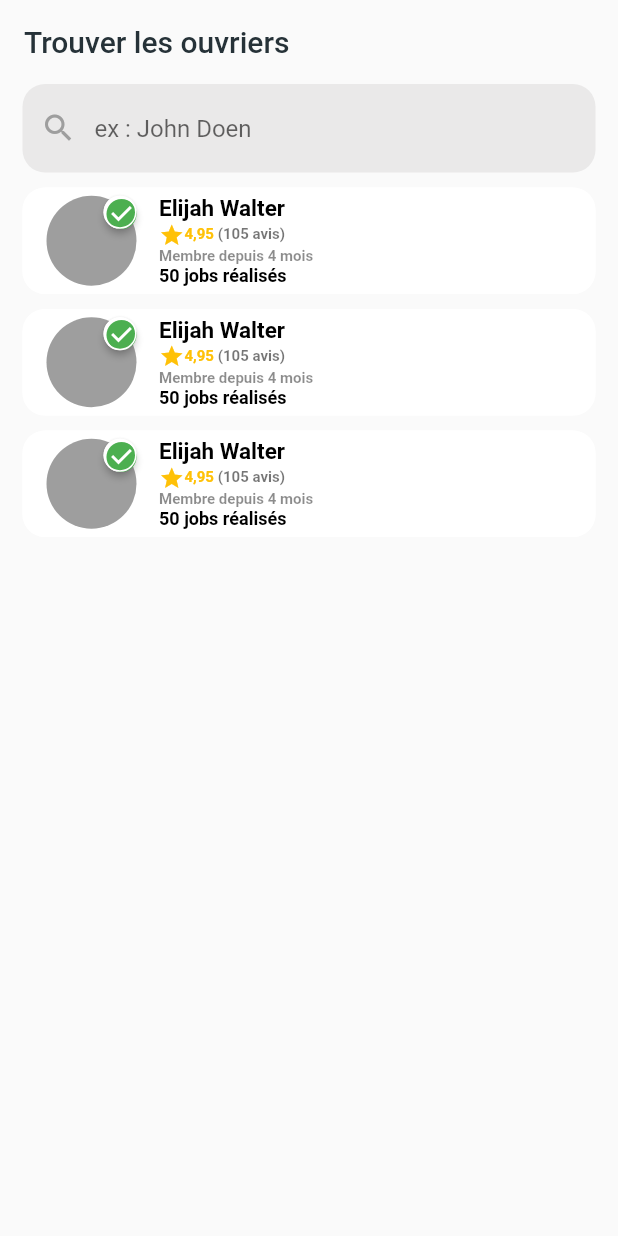
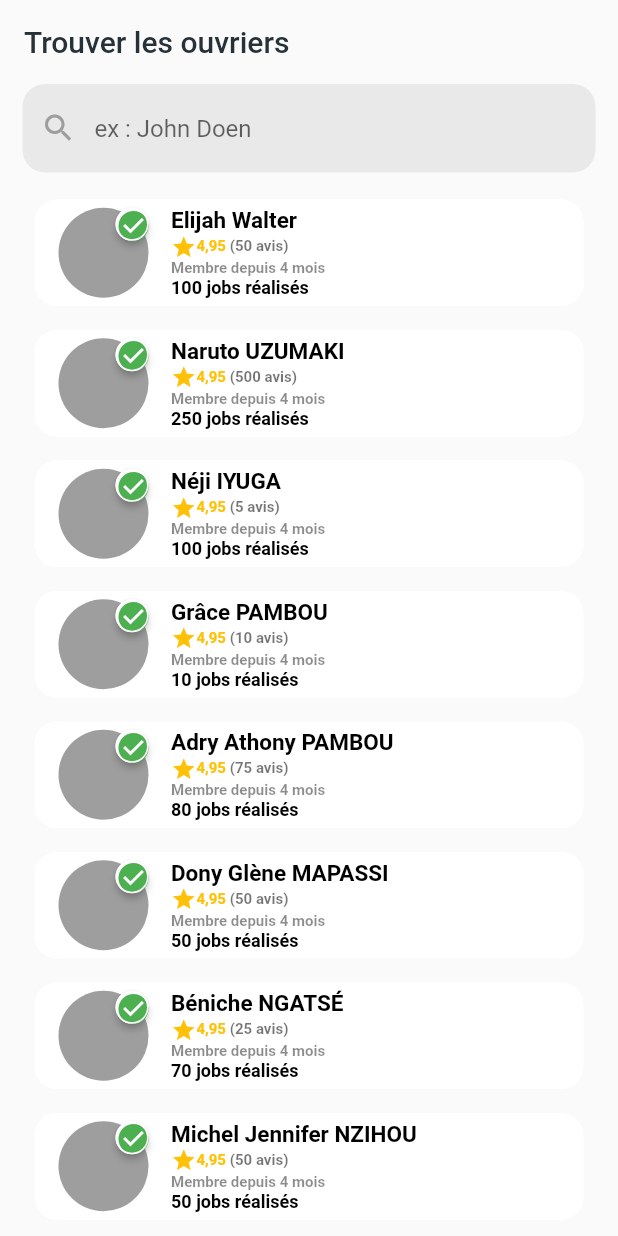
Before and after one commit to gloirebeniche/oppuss, a Flutter app: the SearchWorkerView screen opened directly, on a phone screen of 412 x 824 dp. Run offline on Flutter 3.47's test engine with Material 2 defaults, Android fonts, the phone set to English and light mode, and no system bars; our stand-ins replace flutter_svg, go_router, google_fonts, pinput.

Commit message:
MAJ de l'interface de recherche des ouviers Cette fois ci on peut rechercher les ouvriers dans une liste et on obtien le resutat

```diff
--- /dev/null
+++ b/lib/models/worker.dart
@@ -0,0 +1,14 @@
+class ProfileWorkerModel{
+  String name;
+  String firstname;
+  int avis;
+  int jobs;
+
+  ProfileWorkerModel({
+    required this.name,
+    required this.firstname,
+    required this.avis,
+    required this.jobs
+  });
+
+}
--- a/lib/particulars/search_worker_view.dart
+++ b/lib/particulars/search_worker_view.dart
@@ -1,6 +1,7 @@
 // ignore_for_file: camel_case_types
 
 import 'package:flutter/material.dart';
+import 'package:oppuss/models/worker.dart';
 import 'package:oppuss/utils/theme.dart';
 class SearchWorkerView extends StatefulWidget {
   const SearchWorkerView({super.key});
@@ -12,22 +13,29 @@ class SearchWorkerView extends StatefulWidget {
 
 class _SearchWorkerViewState extends State<SearchWorkerView> {
   //create a dummy list
-  // static List<MovieModel> main_movies = [
-  //   MovieModel("Original", 2020, 9.0),
-  //   MovieModel("Baby boss", 2010, 9.0),
-  //   MovieModel("Dark Matter", 2009, 8.0),
-  // ];
+  static List<ProfileWorkerModel> workers = [
+    ProfileWorkerModel(name: "Walter", firstname: "Elijah", avis: 50, jobs: 100),
+    ProfileWorkerModel(name: "UZUMAKI", firstname: "Naruto", avis: 500, jobs: 250),
+    ProfileWorkerModel(name: "IYUGA", firstname: "Néji", avis: 5, jobs: 100),
+    ProfileWorkerModel(name: "PAMBOU", firstname: "Grâce", avis: 10, jobs: 10),
+    ProfileWorkerModel(name: "PAMBOU", firstname: "Adry Athony", avis: 75, jobs: 80),
+    ProfileWorkerModel(name: "MAPASSI", firstname: "Dony Glène", avis: 50, jobs: 50),
+    ProfileWorkerModel(name: "NGATSÉ", firstname: "Béniche", avis: 25, jobs: 70),
+    ProfileWorkerModel(name: "NZIHOU", firstname: "Michel Jennifer", avis: 50, jobs: 50),
+  ];
 
-  // List<MovieModel> display_list = List.from(main_movies);
+  List<ProfileWorkerModel> display_list = List.from(workers);
 
 
-  // void updateList(String value){
-  //   //this is the function that filter our liste
-  //   setState(() {
-  //     display_list = main_movies.where((element) => element.movie_title!.toLowerCase().contains(value.toLowerCase())).toList();
-
-  //   });
-  // }
+  void updateList(String value){
+    //this is the function that filter our liste
+    setState(() {
+      display_list = workers.where(
+        (element) => element.firstname.toLowerCase().contains(value.toLowerCase())?
+        element.firstname.toLowerCase().contains(value.toLowerCase())
+        :element.name.toLowerCase().contains(value.toLowerCase())).toList();
+    });
+  }
   @override
   Widget build(BuildContext context) {
     return Scaffold(
@@ -44,6 +52,7 @@ class _SearchWorkerViewState extends State<SearchWorkerView> {
           crossAxisAlignment: CrossAxisAlignment.start,
           children: [
               TextField(
+                onChanged: (value) => updateList(value),
                 style: const TextStyle(color: Colors.black),
                 decoration: InputDecoration(
                   filled: true,
@@ -60,11 +69,42 @@ class _SearchWorkerViewState extends State<SearchWorkerView> {
               const SizedBox(
                 height: 10.0,
               ),
-              ListView(
-                shrinkWrap: true,
-                scrollDirection: Axis.vertical,
-                children: [
-                  MaterialButton(
+              Expanded(
+                child: display_list.isEmpty ?
+                const Center(
+                  child: Text("Aucun ouvrier ne correspond "),
+                )
+                :ListView.builder(
+                  itemCount: display_list.length,
+                  itemBuilder: (context, index) => Padding(
+                    padding: const EdgeInsets.all(8.0),
+                    child: MaterialButton(
+                      onPressed: (){},
+                      shape: RoundedRectangleBorder(
+                        borderRadius: BorderRadius.circular(15),
+                        side: const BorderSide(color: Colors.white)
+                      ),
+                      elevation: 0,
+                      color: Colors.white,
+                      child: profile_card_view(
+                        fullname: "${display_list[index].firstname} ${display_list[index].name}",
+                        avis: display_list[index].avis,
+                        jobs: display_list[index].jobs,
+                      ),
+                    ),
+                  ),
+                ),
+              ),
+          ],
+        ),
+      ),
+    );
+  }
+}
+
+/**
+ *
+ * MaterialButton(
                     onPressed: (){},
                     shape: RoundedRectangleBorder(
                       borderRadius: BorderRadius.circular(15),
@@ -74,43 +114,15 @@ class _SearchWorkerViewState extends State<SearchWorkerView> {
                     color: Colors.white,
                     child: const profile_card_view(),
                   ),
-                  const SizedBox( height: 10.0, ),
-                  MaterialButton(
-                    onPressed: (){},
-                    shape: RoundedRectangleBorder(
-                      borderRadius: BorderRadius.circular(15),
-                      side: const BorderSide(color: Colors.white)
-                    ),
-                    elevation: 0,
-                    color: Colors.white,
-                    child: const profile_card_view(),
-                  ),
-                  const SizedBox( height: 10.0, ),
-                  MaterialButton(
-                    onPressed: (){},
-                    shape: RoundedRectangleBorder(
-                      borderRadius: BorderRadius.circular(15),
-                      side: const BorderSide(color: Colors.white)
-                    ),
-                    elevation: 0,
-                    color: Colors.white,
-                    child: const profile_card_view(),
-                  ),
-                ],
-              )
-          ],
-        ),
-      ),
-    );
-  }
-}
-
+ */
 
 class profile_card_view extends StatelessWidget {
   const profile_card_view({
-    Key? key,
+    Key? key, required this.fullname, required this.avis, required this.jobs,
   }) : super(key: key);
-
+  final String fullname;
+  final int avis;
+  final int jobs;
   @override
   Widget build(BuildContext context) {
     return Center(
@@ -149,10 +161,10 @@ class profile_card_view extends StatelessWidget {
             child: Column(
               crossAxisAlignment: CrossAxisAlignment.start,
               children: [
-                const Padding(
-                  padding: EdgeInsets.only(right: 5),
-                  child: Text("Elijah Walter",
-                    style: TextStyle(
+                Padding(
+                  padding: const EdgeInsets.only(right: 5),
+                  child: Text(fullname,
+                    style: const TextStyle(
                       fontSize: 15,
                       fontWeight: FontWeight.bold,
                       color: Colors.black),
@@ -160,16 +172,16 @@ class profile_card_view extends StatelessWidget {
                 ),
                 Row(
                   mainAxisAlignment: MainAxisAlignment.center,
-                  children: const [
-                    Icon(Icons.star, color: Colors.amber, size: 17,),
-                    Text("4,95",
+                  children: [
+                    const Icon(Icons.star, color: Colors.amber, size: 17,),
+                    const Text("4,95",
                       style: TextStyle(
                         fontSize: 10,
                         fontWeight: FontWeight.bold,
                         color: Colors.amber),
                     ),
-                    Text(" (105 avis)",
-                      style: TextStyle(
+                    Text(" ($avis avis)",
+                      style: const TextStyle(
                         fontSize: 10,
                         fontWeight: FontWeight.bold,
                         color: Colors.black54),
@@ -182,8 +194,8 @@ class profile_card_view extends StatelessWidget {
                       fontWeight: FontWeight.bold,
                       color: Colors.black45),
                 ),
-                const Text("50 jobs réalisés",
-                    style: TextStyle(
+                Text("$jobs jobs réalisés",
+                    style: const TextStyle(
                       fontSize: 12,
                       fontWeight: FontWeight.bold,
                       color: Colors.black),
```
